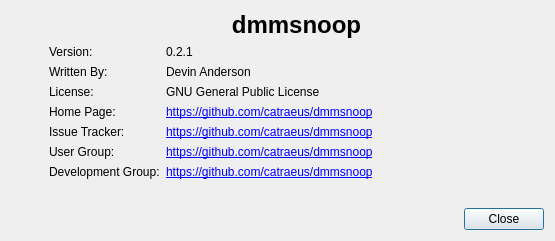
Above: src/QVwAbout.ui from catraeus/dmmsnoop before the change. Below: the same form after it.
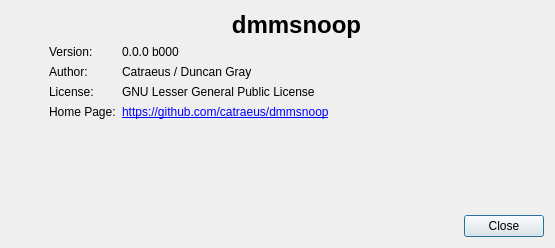
That is the form after the change. Icons and pictures are not drawn.

The edit to the form file:
```diff
--- a/src/QVwAbout.ui
+++ b/src/QVwAbout.ui
@@ -10,7 +10,7 @@
     <x>0</x>
     <y>0</y>
     <width>555</width>
-    <height>241</height>
+    <height>248</height>
    </rect>
   </property>
   <property name="windowTitle">
@@ -62,7 +62,7 @@
      <item>
       <layout class="QVBoxLayout" stretch="0,1">
        <item>
-        <widget class="QLabel" name="label">
+        <widget class="QLabel" name="QLbAppName">
          <property name="font">
           <font>
            <pointsize>18</pointsize>
@@ -91,21 +91,27 @@
          <item row="0" column="1">
           <widget class="QLabel" name="QLbAppVer">
            <property name="text">
-            <string>0.2.1</string>
+            <string>0.0.0 b000</string>
+           </property>
+           <property name="textInteractionFlags">
+            <set>Qt::TextSelectableByMouse</set>
            </property>
           </widget>
          </item>
          <item row="1" column="0">
           <widget class="QLabel" name="label">
            <property name="text">
-            <string>Written By:</string>
+            <string>Author:</string>
            </property>
           </widget>
          </item>
          <item row="1" column="1">
-          <widget class="QLabel" name="label">
+          <widget class="QLabel" name="QLbContact">
            <property name="text">
-            <string>Devin Anderson &lt;surfacepatterns (at) gmail (dot) com&gt;</string>
+            <string>Catraeus / Duncan Gray &lt;catraeus (at) gmail (dot) com&gt;</string>
+           </property>
+           <property name="textInteractionFlags">
+            <set>Qt::TextSelectableByMouse</set>
            </property>
           </widget>
          </item>
@@ -117,9 +123,12 @@
           </widget>
          </item>
          <item row="2" column="1">
-          <widget class="QLabel" name="label">
+          <widget class="QLabel" name="QlbLic">
            <property name="text">
-            <string>GNU General Public License</string>
+            <string>GNU Lesser General Public License</string>
+           </property>
+           <property name="textInteractionFlags">
+            <set>Qt::TextSelectableByMouse</set>
            </property>
           </widget>
          </item>
@@ -142,76 +151,7 @@
             <bool>true</bool>
            </property>
            <property name="textInteractionFlags">
-            <set>Qt::LinksAccessibleByKeyboard|Qt::LinksAccessibleByMouse</set>
-           </property>
-          </widget>
-         </item>
-         <item row="4" column="0">
-          <widget class="QLabel" name="label">
-           <property name="text">
-            <string>Issue Tracker:</string>
-           </property>
-          </widget>
-         </item>
-         <item row="4" column="1">
-          <widget class="QLabel" name="QLbAppUrl">
-           <property name="text">
-            <string>&lt;a href=&quot;https://github.com/catraeus/dmmsnoop&quot;&gt;https://github.com/catraeus/dmmsnoop&lt;/a&gt;</string>
-           </property>
-           <property name="textFormat">
-            <enum>Qt::RichText</enum>
-           </property>
-           <property name="openExternalLinks">
-            <bool>true</bool>
-           </property>
-           <property name="textInteractionFlags">
-            <set>Qt::LinksAccessibleByKeyboard|Qt::LinksAccessibleByMouse</set>
-           </property>
-          </widget>
-         </item>
-         <item row="5" column="0">
-          <widget class="QLabel" name="label">
-           <property name="text">
-            <string>User Group:</string>
-           </property>
-          </widget>
-         </item>
-         <item row="5" column="1">
-          <widget class="QLabel" name="label">
-           <property name="text">
-            <string>&lt;a href=&quot;https://github.com/catraeus/dmmsnoop&quot;&gt;https://github.com/catraeus/dmmsnoop&lt;/a&gt;</string>
-           </property>
-           <property name="textFormat">
-            <enum>Qt::RichText</enum>
-           </property>
-           <property name="openExternalLinks">
-            <bool>true</bool>
-           </property>
-           <property name="textInteractionFlags">
-            <set>Qt::LinksAccessibleByKeyboard|Qt::LinksAccessibleByMouse</set>
-           </property>
-          </widget>
-         </item>
-         <item row="6" column="0">
-          <widget class="QLabel" name="label">
-           <property name="text">
-            <string>Development Group:</string>
-           </property>
-          </widget>
-         </item>
-         <item row="6" column="1">
-          <widget class="QLabel" name="label">
-           <property name="text">
-            <string>&lt;a href=&quot;https://github.com/catraeus/dmmsnoop&quot;&gt;https://github.com/catraeus/dmmsnoop&lt;/a&gt;</string>
-           </property>
-           <property name="textFormat">
-            <enum>Qt::RichText</enum>
-           </property>
-           <property name="openExternalLinks">
-            <bool>true</bool>
-           </property>
-           <property name="textInteractionFlags">
-            <set>Qt::LinksAccessibleByKeyboard|Qt::LinksAccessibleByMouse</set>
+            <set>Qt::TextBrowserInteraction</set>
            </property>
           </widget>
          </item>
```
Left out of the diff: 16 changed lines with no effect on the pictures.
